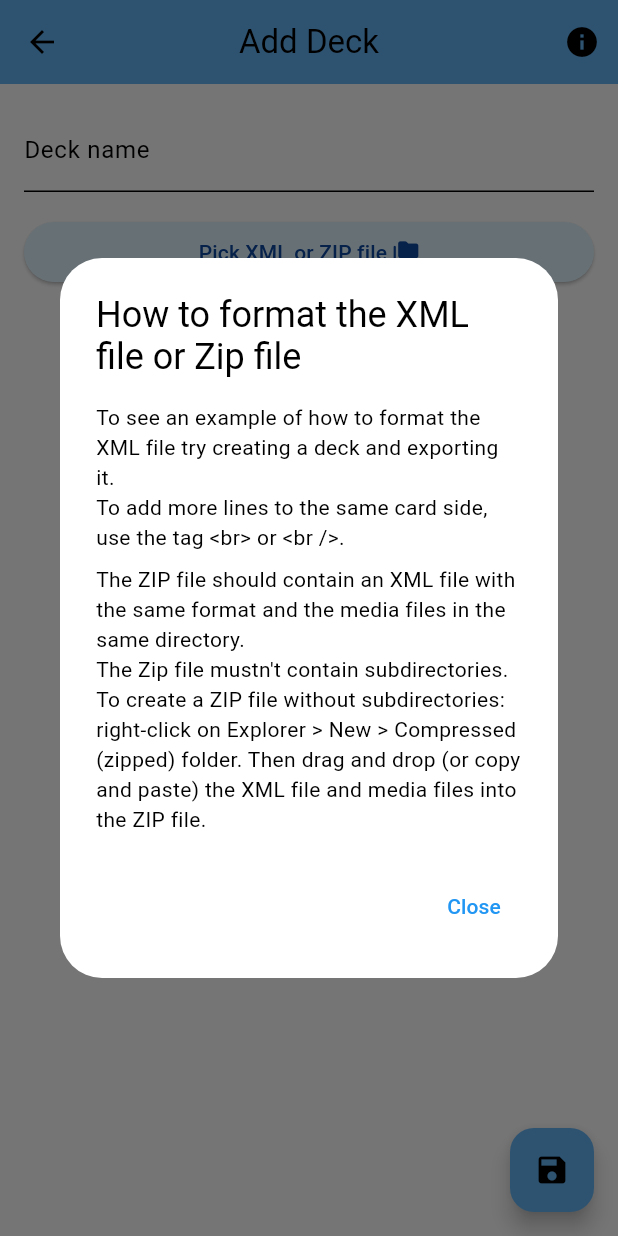
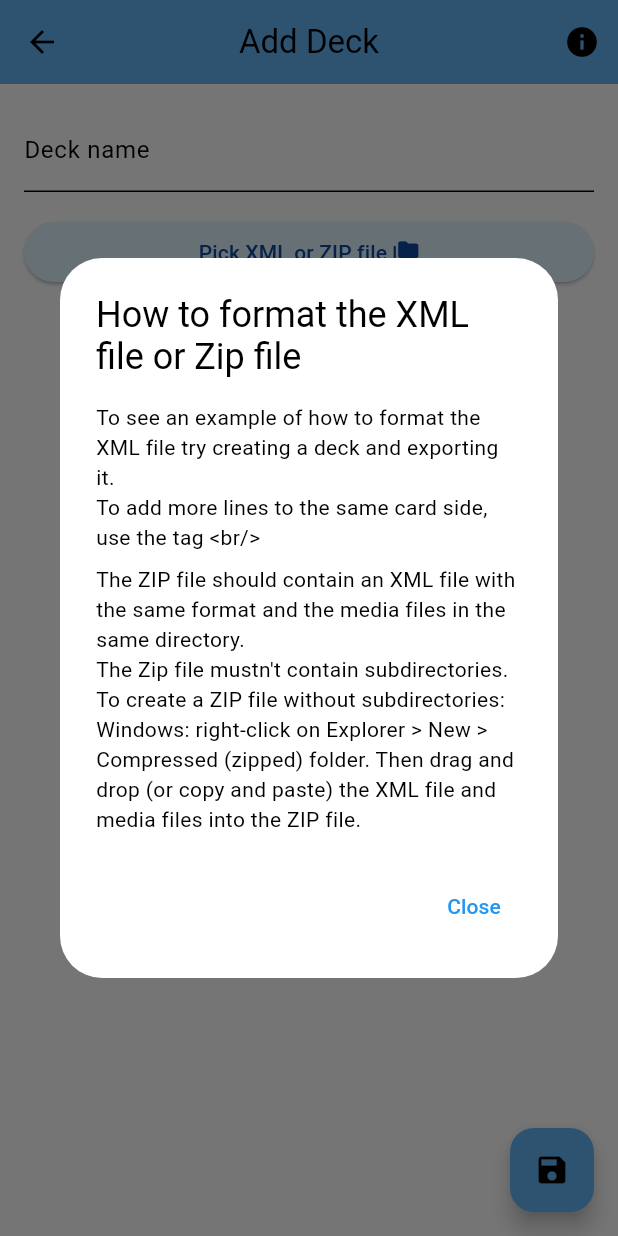
Before and after one commit to TechElites/study_cards, a Flutter app: the AddDeck screen opened directly, after a tap on the "info" icon, on a phone screen of 412 x 824 dp. Run offline on Flutter 3.47's test engine with Material 3 defaults, Android fonts, the phone set to English and light mode, and no system bars; our stand-ins replace file_picker, flutter_speed_dial, image_picker, permission_handler, share_plus, sqflite and 1 more; accounts and stored records are empty.

Commit message:
small fixed info box

```diff
--- a/lib/src/screens/add/add_deck.dart
+++ b/lib/src/screens/add/add_deck.dart
@@ -50,7 +50,7 @@ class _AddDeckState extends State<AddDeck> {
         centerTitle: true,
         actions: [
           IconButton(
-            icon: Icon(Icons.info),
+            icon: const Icon(Icons.info),
             onPressed: () {
               // Show a scrollable dialog with information about how to format the XML file and Zip file
               showDialog(
@@ -65,12 +65,14 @@ class _AddDeckState extends State<AddDeck> {
                             'To see an example of how to format the XML file try creating a deck and exporting it.',
                           ),
                           Text(
-                              'To add more lines to the same card side, use the tag <br> or <br />.'),
+                              'To add more lines to the same card side, use the tag <br/>'),
                           SizedBox(height: 8.0),
                           Text(
                               'The ZIP file should contain an XML file with the same format and the media files in the same directory.'),
                           Text(
-                              'The Zip file mustn\'t contain subdirectories. To create a ZIP file without subdirectories: right-click on Explorer > New > Compressed (zipped) folder. Then drag and drop (or copy and paste) the XML file and media files into the ZIP file.')
+                              'The Zip file mustn\'t contain subdirectories. To create a ZIP file without subdirectories:'),
+                          Text(
+                              'Windows: right-click on Explorer > New > Compressed (zipped) folder. Then drag and drop (or copy and paste) the XML file and media files into the ZIP file.')
                         ],
                       ),
                     ),
```
